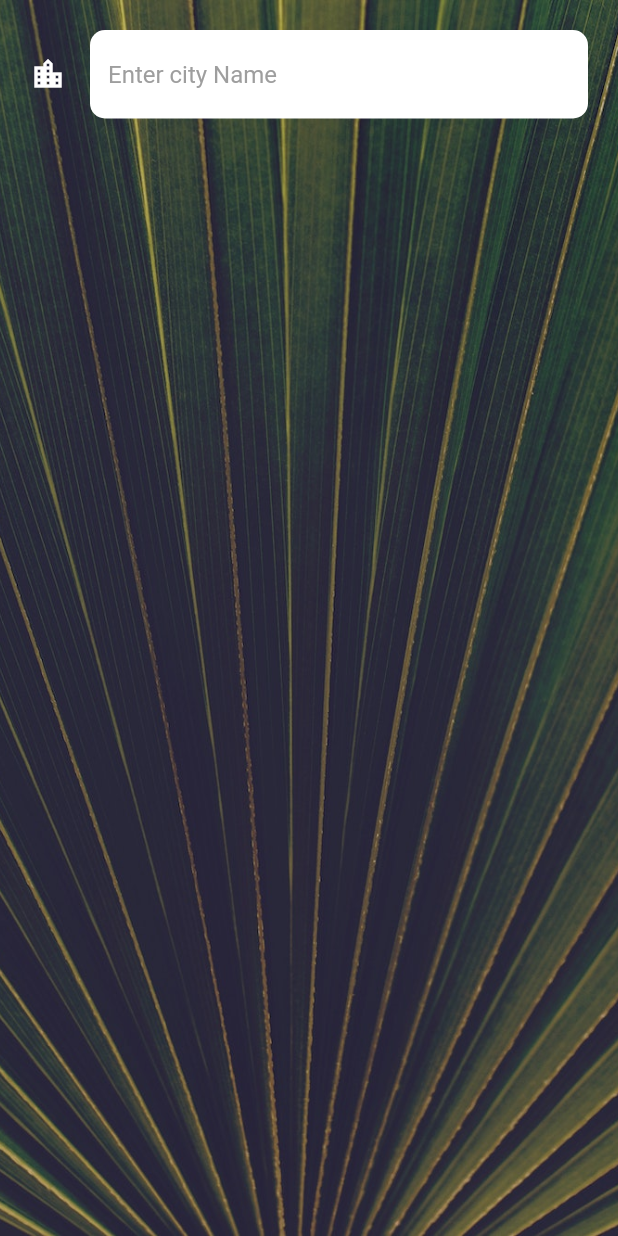
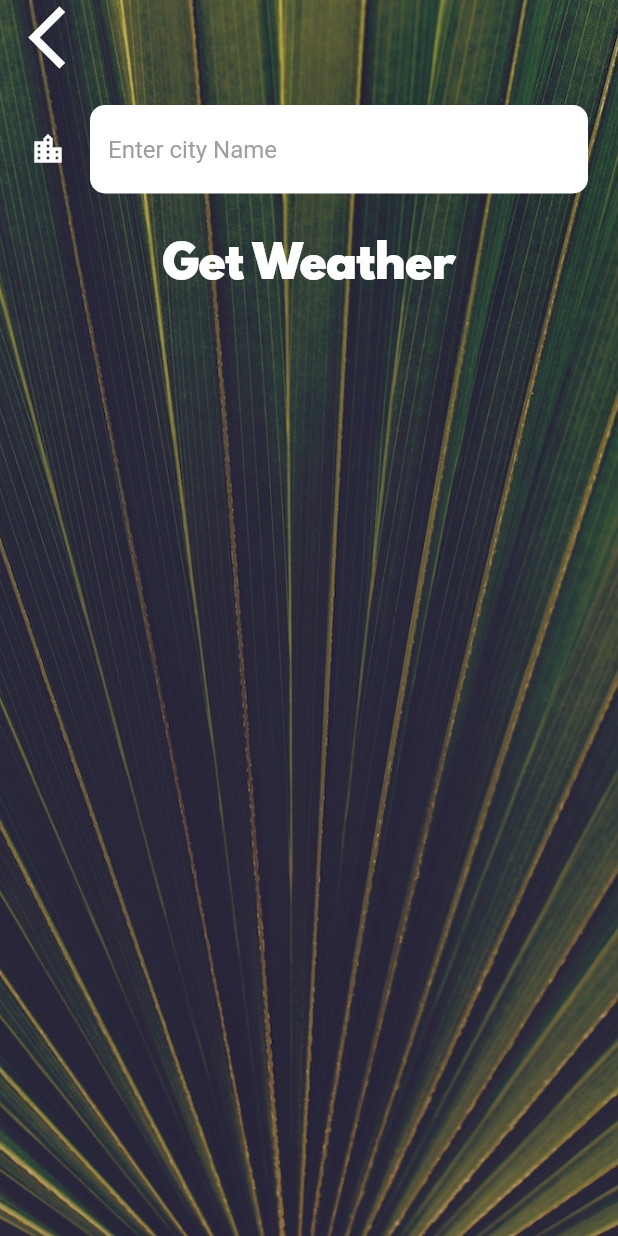
Before and after one commit to zahraakbari1234/flutterclassrepo, a Flutter app: the CityScreen screen opened directly, on a phone screen of 412 x 824 dp. Run offline on Flutter 3.47's test engine with Material 2 defaults, Android fonts, the phone set to English and light mode, and no system bars; our stand-ins replace audioplayers, flutter_spinkit, font_awesome_flutter, geolocator, google_fonts, lottie and 5 more.

Commit message:
end j16_V2

```diff
--- a/hava_app_stub/lib/screens/city_screen.dart
+++ b/hava_app_stub/lib/screens/city_screen.dart
@@ -12,46 +12,46 @@ class _CityScreenState extends State<CityScreen> {
   Widget build(BuildContext context) {
     return Scaffold(
       body: Container(
-        decoration: BoxDecoration(
+        decoration: const BoxDecoration(
           image: DecorationImage(
             image: AssetImage('images/city_background.jpg'),
             fit: BoxFit.cover,
 
           ),
         ),
-        constraints: BoxConstraints.expand(),
+        constraints: const BoxConstraints.expand(),
         child: SafeArea(
           child: Column(
             children: <Widget>[
-              // Align(
-              //   alignment: Alignment.topLeft,
-              //   child: FlatButton(
-              //     onPressed: () {
-              //       Navigator.pop(context , City_name);
-              //     },
-              //     child: Icon(
-              //       Icons.arrow_back_ios,
-              //       size: 50.0,
-              //     ),
-              //   ),
-              // ),
+              Align(
+                alignment: Alignment.topLeft,
+                child: MaterialButton(
+                  onPressed: () {
+                    Navigator.pop(context , City_name);
+                  },
+                  child: const Icon(
+                    Icons.arrow_back_ios,
+                    size: 50.0,
+                  ),
+                ),
+              ),
               Container(
-                padding: EdgeInsets.all(20.0),
+                padding: const EdgeInsets.all(20.0),
                 child: TextField(
-                  style: TextStyle(color: Colors.black),
+                  style: const TextStyle(color: Colors.black),
                   decoration: KTextFieldInputDecordation,
                   onChanged: (value){
                     City_name = value;
                   },
                 ),
               ),
-              // FlatButton(
-              //   onPressed: () {},
-              //   child: Text(
-              //     'Get Weather',
-              //     style: kButtonTextStyle,
-              //   ),
-              // ),
+              MaterialButton(
+                onPressed: () {},
+                child: const Text(
+                  'Get Weather',
+                  style: kButtonTextStyle,
+                ),
+              ),
             ],
           ),
         ),
```
Also changed, not shown: hava_app_stub/lib/screens/loading_screen.dart (+14 -24 lines), hava_app_stub/lib/screens/location_screen.dart (+46 -35 lines), hava_app_stub/lib/services/weather.dart (+2 -7 lines), 1 other file.
